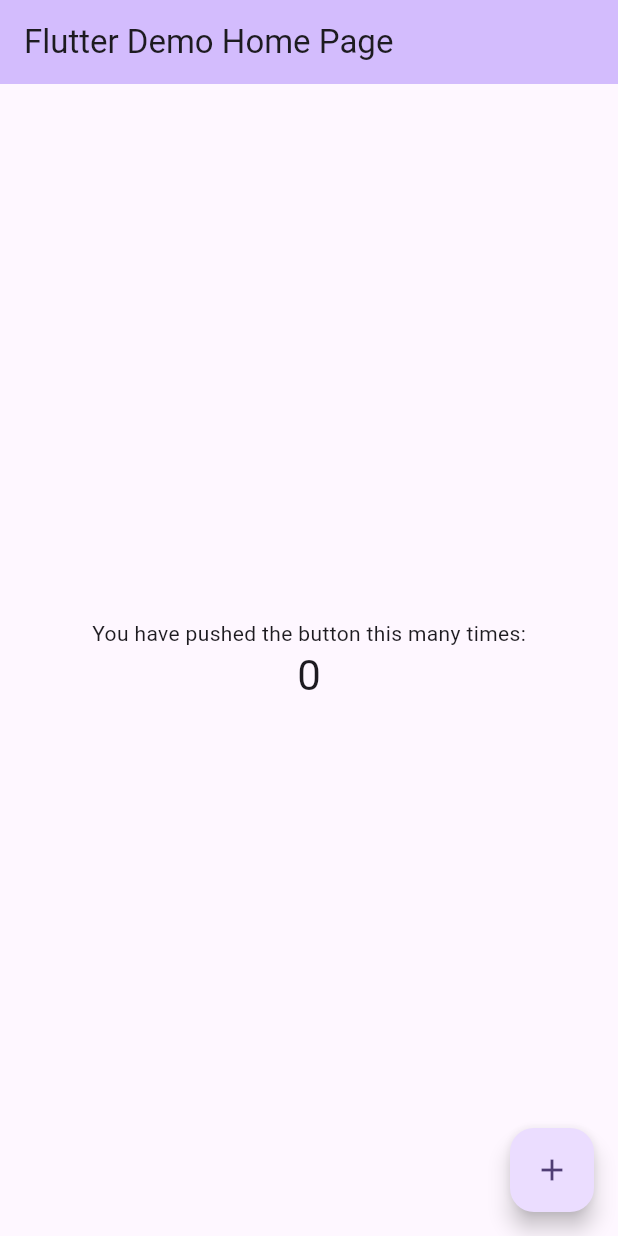
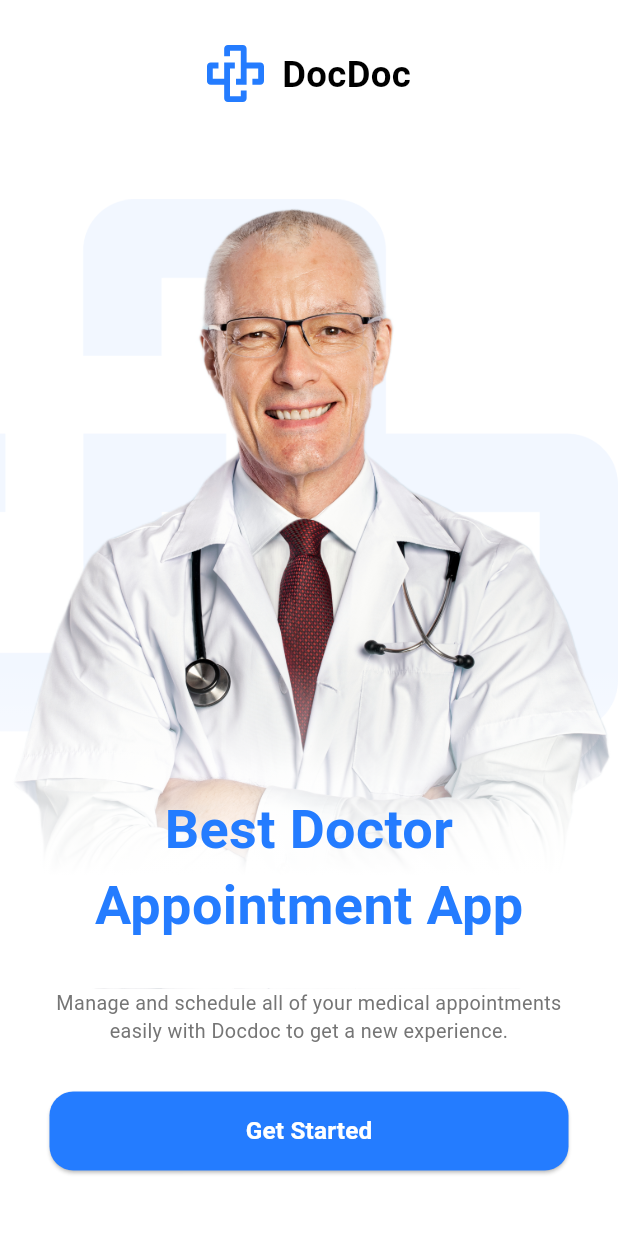
Before and after one commit to AhmedAwadNosir/doc_appointments_app, a Flutter app: the screen it shows after launch, on a phone screen of 412 x 824 dp. Run offline on Flutter 3.47's test engine with Material 3 defaults, Android fonts, the phone set to English and light mode, and no system bars; our stand-ins replace flutter_screenutil, flutter_svg.

Commit message:
-added screen_util and flutter svj packages -added images and svj to my project - add doc_app client file -added routing folder that contain routes file and app router -add theming folder contain fontstyls and colors -added login screen empty screen -added onboarding screen all done

```diff
--- /dev/null
+++ b/devtools_options.yaml
@@ -0,0 +1,3 @@
+description: This file stores settings for Dart & Flutter DevTools.
+documentation: https://docs.flutter.dev/tools/devtools/extensions#configure-extension-enablement-states
+extensions:
--- /dev/null
+++ b/lib/core/helpers/app_images.dart
@@ -0,0 +1,7 @@
+class AppImages {
+  static const String applogo = "assets/svj/doc_app_logo.svg";
+  static const String onboardingDoctorImagee =
+      "assets/images/onbaording_docotor_image.png";
+  static const String onboardingBackgroundLogoWithObacity =
+      "assets/images/onboading_logo_with_opacity.png";
+}
--- /dev/null
+++ b/lib/core/helpers/extintions/navigation.dart
@@ -0,0 +1,25 @@
+import 'package:flutter/material.dart';
+
+extension Navigation on BuildContext {
+  Future<dynamic> pushNamed(String routName, {Object? arguments}) {
+    return Navigator.of(this).pushNamed(routName, arguments: arguments);
+  }
+
+  Future<dynamic> pushReplacementNamed(String routName, {Object? arguments}) {
+    return Navigator.of(
+      this,
+    ).pushReplacementNamed(routName, arguments: arguments);
+  }
+
+  Future<dynamic> pushNamedAndRemoveUntil(
+    String routName, {
+    Object? arguments,
+    required RoutePredicate predicate,
+  }) {
+    return Navigator.of(
+      this,
+    ).pushNamedAndRemoveUntil(routName, predicate, arguments: arguments);
+  }
+
+  void pop() => Navigator.of(this).pop();
+}
--- /dev/null
+++ b/lib/core/routing/app_router.dart
@@ -0,0 +1,24 @@
+import 'package:doc_appointments_app/core/routing/routes.dart';
+import 'package:doc_appointments_app/features/login/ui/login_screen.dart';
+import 'package:doc_appointments_app/features/onboarding/ui/onboarding_screen.dart';
+import 'package:flutter/material.dart';
+
+class AppRouter {
+  Route generateRoute(RouteSettings settings) {
+    switch (settings.name) {
+      case Routes.onBoardingScreen:
+        return MaterialPageRoute(builder: (context) => OnBoardingScreen());
+      case Routes.loginScreen:
+        return MaterialPageRoute(builder: (context) => LoginScreen());
+      case Routes.homeScreen:
+        return MaterialPageRoute(builder: (context) => Placeholder());
+
+      default:
+        return MaterialPageRoute(
+          builder: (context) => Scaffold(
+            body: Center(child: Text("No route defined for ${settings.name}")),
+          ),
+        );
+    }
+  }
+}
--- /dev/null
+++ b/lib/core/routing/routes.dart
@@ -0,0 +1,5 @@
+abstract class Routes {
+  static const String onBoardingScreen = "/onBoardingScreen";
+  static const String loginScreen = "/loginScreen";
+  static const String homeScreen = "/homeScreen";
+}
--- /dev/null
+++ b/lib/core/theming/color_manager.dart
@@ -0,0 +1,6 @@
+import 'dart:ui';
+
+abstract class ColorManager {
+  static const Color primaryColorBlue = Color(0xff247CFF);
+  static const Color secondryColorGrey = Color(0xff757575);
+}
--- /dev/null
+++ b/lib/core/theming/styls.dart
@@ -0,0 +1,37 @@
+import 'package:doc_appointments_app/core/theming/color_manager.dart';
+import 'package:flutter/material.dart';
+import 'package:flutter_screenutil/flutter_screenutil.dart';
+
+abstract class FontStyls {
+  static TextStyle font32MainBlueBold() {
+    return TextStyle(
+      fontSize: 32.sp,
+      fontWeight: FontWeight.bold,
+      color: ColorManager.primaryColorBlue,
+    );
+  }
+
+  static TextStyle font13GreyNormal() {
+    return TextStyle(
+      fontSize: 13.sp,
+      fontWeight: FontWeight.normal,
+      color: ColorManager.secondryColorGrey,
+    );
+  }
+
+  static TextStyle font16Whight600() {
+    return TextStyle(
+      fontSize: 16.sp,
+      fontWeight: FontWeight.w600,
+      color: Colors.white,
+    );
+  }
+
+  static TextStyle font24BlacBold() {
+    return TextStyle(
+      fontSize: 24.sp,
+      fontWeight: FontWeight.bold,
+      color: Colors.black,
+    );
+  }
+}
--- /dev/null
+++ b/lib/doc_app.dart
@@ -0,0 +1,28 @@
+import 'package:doc_appointments_app/core/routing/app_router.dart';
+import 'package:doc_appointments_app/core/routing/routes.dart';
+import 'package:doc_appointments_app/core/theming/color_manager.dart';
+import 'package:flutter/material.dart';
+import 'package:flutter_screenutil/flutter_screenutil.dart';
+
+class DocApp extends StatelessWidget {
+  const DocApp({super.key, required this.appRouter});
+  final AppRouter appRouter;
+  @override
+  Widget build(BuildContext context) {
+    return ScreenUtilInit(
+      designSize: Size(375, 812),
+      minTextAdapt: true,
+      child: MaterialApp(
+        debugShowCheckedModeBanner: false,
+        theme: ThemeData(
+          primaryColor: ColorManager.primaryColorBlue,
+          brightness: Brightness.dark,
+          scaffoldBackgroundColor: Colors.white,
+        ),
+
+        initialRoute: Routes.onBoardingScreen,
+        onGenerateRoute: appRouter.generateRoute,
+      ),
+    );
+  }
+}
--- /dev/null
+++ b/lib/features/login/ui/login_screen.dart
@@ -0,0 +1,25 @@
+import 'package:doc_appointments_app/core/theming/color_manager.dart';
+import 'package:doc_appointments_app/core/theming/styls.dart';
+import 'package:flutter/material.dart';
+
+class LoginScreen extends StatelessWidget {
+  const LoginScreen({super.key});
+
+  @override
+  Widget build(BuildContext context) {
+    return SafeArea(
+      child: Scaffold(
+        appBar: AppBar(
+          title: Text("login Screen"),
+          backgroundColor: ColorManager.primaryColorBlue,
+        ),
+        body: Center(
+          child: Text(
+            "Login screen is active",
+            style: FontStyls.font13GreyNormal(),
+          ),
+        ),
+      ),
+    );
+  }
+}
--- /dev/null
+++ b/lib/features/onboarding/ui/onboarding_screen.dart
@@ -0,0 +1,44 @@
+import 'package:doc_appointments_app/core/theming/styls.dart';
+import 'package:doc_appointments_app/features/onboarding/ui/widgets/app_logo_and_name.dart';
+import 'package:doc_appointments_app/features/onboarding/ui/widgets/get_started_button.dart';
+import 'package:doc_appointments_app/features/onboarding/ui/widgets/onboarding_doctor_image_and_title.dart';
+import 'package:flutter/material.dart';
+import 'package:flutter_screenutil/flutter_screenutil.dart';
+
+class OnBoardingScreen extends StatelessWidget {
+  const OnBoardingScreen({super.key});
+
+  @override
+  Widget build(BuildContext context) {
+    return SafeArea(
+      child: Scaffold(
+        body: Padding(
+          padding: const EdgeInsets.only(top: 30, bottom: 30),
+          child: Column(
+            crossAxisAlignment: CrossAxisAlignment.center,
+            children: [
+              AppLogoAndName(),
+              SizedBox(height: 50.h),
+              OnboardingDoctorImageAndTitle(),
+              // SizedBox(height: 30.h),
+              Padding(
+                padding: const EdgeInsets.symmetric(horizontal: 33),
+                child: Column(
+                  children: [
+                    Text(
+                      "Manage and schedule all of your medical appointments easily with Docdoc to get a new experience.",
+                      textAlign: TextAlign.center,
+                      style: FontStyls.font13GreyNormal(),
+                    ),
+                    SizedBox(height: 30.h),
+                    GetStartedButton(),
+                  ],
+                ),
+              ),
+            ],
+          ),
+        ),
+      ),
+    );
+  }
+}
--- /dev/null
+++ b/lib/features/onboarding/ui/widgets/app_logo_and_name.dart
@@ -0,0 +1,21 @@
+import 'package:doc_appointments_app/core/helpers/app_images.dart';
+import 'package:doc_appointments_app/core/theming/styls.dart';
+import 'package:flutter/material.dart';
+import 'package:flutter_screenutil/flutter_screenutil.dart';
+import 'package:flutter_svg/svg.dart';
+
+class AppLogoAndName extends StatelessWidget {
+  const AppLogoAndName({super.key});
+
+  @override
+  Widget build(BuildContext context) {
+    return Row(
+      mainAxisAlignment: MainAxisAlignment.center,
+      children: [
+        SvgPicture.asset(AppImages.applogo),
+        SizedBox(width: 10.w),
+        Text("DocDoc", style: FontStyls.font24BlacBold()),
+      ],
+    );
+  }
+}
--- /dev/null
+++ b/lib/features/onboarding/ui/widgets/get_started_button.dart
@@ -0,0 +1,27 @@
+import 'package:doc_appointments_app/core/helpers/extintions/navigation.dart';
+import 'package:doc_appointments_app/core/routing/routes.dart';
+import 'package:doc_appointments_app/core/theming/color_manager.dart';
+import 'package:doc_appointments_app/core/theming/styls.dart';
+import 'package:flutter/material.dart';
+import 'package:flutter_screenutil/flutter_screenutil.dart';
+
+class GetStartedButton extends StatelessWidget {
+  const GetStartedButton({super.key});
+
+  @override
+  Widget build(BuildContext context) {
+    return ElevatedButton(
+      onPressed: () {
+        context.pushNamed(Routes.loginScreen);
+      },
+      style: ButtonStyle(
+        backgroundColor: WidgetStatePropertyAll(ColorManager.primaryColorBlue),
+        minimumSize: WidgetStatePropertyAll(Size(double.infinity.w, 52.h)),
+        shape: WidgetStatePropertyAll(
+          RoundedRectangleBorder(borderRadius: BorderRadius.circular(16)),
+        ),
+      ),
+      child: Text("Get Started", style: FontStyls.font16Whight600()),
+    );
+  }
+}
--- /dev/null
+++ b/lib/features/onboarding/ui/widgets/onboarding_doctor_image_and_title.dart
@@ -0,0 +1,36 @@
+import 'package:doc_appointments_app/core/helpers/app_images.dart';
+import 'package:doc_appointments_app/core/theming/styls.dart';
+import 'package:flutter/material.dart';
+
+class OnboardingDoctorImageAndTitle extends StatelessWidget {
+  const OnboardingDoctorImageAndTitle({super.key});
+
+  @override
+  Widget build(BuildContext context) {
+    return Stack(
+      alignment: AlignmentGeometry.center,
+      children: [
+        Image.asset(AppImages.onboardingBackgroundLogoWithObacity),
+        Container(
+          foregroundDecoration: BoxDecoration(
+            gradient: LinearGradient(
+              colors: [Colors.white, Colors.white.withValues(alpha: 0.0)],
+              begin: Alignment.bottomCenter,
+              end: Alignment.topCenter,
+              stops: [0.14, 0.4],
+            ),
+          ),
+          child: Image.asset(AppImages.onboardingDoctorImagee),
+        ),
+        Positioned(
+          bottom: 30,
+          child: Text(
+            "Best Doctor\nAppointment App",
+            textAlign: TextAlign.center,
+            style: FontStyls.font32MainBlueBold().copyWith(fontSize: 36),
+          ),
+        ),
+      ],
+    );
+  }
+}
--- a/lib/main.dart
+++ b/lib/main.dart
@@ -1,122 +1,7 @@
+import 'package:doc_appointments_app/core/routing/app_router.dart';
+import 'package:doc_appointments_app/doc_app.dart';
 import 'package:flutter/material.dart';
 
 void main() {
-  runApp(const MyApp());
+  runApp(DocApp(appRouter: AppRouter()));
 }
-
-class MyApp extends StatelessWidget {
-  const MyApp({super.key});
-
-  // This widget is the root of your application.
-  @override
-  Widget build(BuildContext context) {
-    return MaterialApp(
-      title: 'Flutter Demo',
-      theme: ThemeData(
-        // This is the theme of your application.
-        //
-        // TRY THIS: Try running your application with "flutter run". You'll see
-        // the application has a purple toolbar. Then, without quitting the app,
-        // try changing the seedColor in the colorScheme below to Colors.green
-        // and then invoke "hot reload" (save your changes or press the "hot
-        // reload" button in a Flutter-supported IDE, or press "r" if you used
-        // the command line to start the app).
-        //
-        // Notice that the counter didn't reset back to zero; the application
-        // state is not lost during the reload. To reset the state, use hot
-        // restart instead.
-        //
-        // This works for code too, not just values: Most code changes can be
-        // tested with just a hot reload.
-        colorScheme: .fromSeed(seedColor: Colors.deepPurple),
-      ),
-      home: const MyHomePage(title: 'Flutter Demo Home Page'),
-    );
-  }
-}
-
-class MyHomePage extends StatefulWidget {
-  const MyHomePage({super.key, required this.title});
-
-  // This widget is the home page of your application. It is stateful, meaning
-  // that it has a State object (defined below) that contains fields that affect
-  // how it looks.
-
-  // This class is the configuration for the state. It holds the values (in this
-  // case the title) provided by the parent (in this case the App widget) and
-  // used by the build method of the State. Fields in a Widget subclass are
-  // always marked "final".
-
-  final String title;
-
-  @override
-  State<MyHomePage> createState() => _MyHomePageState();
-}
-
-class _MyHomePageState extends State<MyHomePage> {
-  int _counter = 0;
-
-  void _incrementCounter() {
-    setState(() {
-      // This call to setState tells the Flutter framework that something has
-      // changed in this State, which causes it to rerun the build method below
-      // so that the display can reflect the updated values. If we changed
-      // _counter without calling setState(), then the build method would not be
-      // called again, and so nothing would appear to happen.
-      _counter++;
-    });
-  }
-
-  @override
-  Widget build(BuildContext context) {
-    // This method is rerun every time setState is called, for instance as done
-    // by the _incrementCounter method above.
-    //
-    // The Flutter framework has been optimized to make rerunning build methods
-    // fast, so that you can just rebuild anything that needs updating rather
-    // than having to individually change instances of widgets.
-    return Scaffold(
-      appBar: AppBar(
-        // TRY THIS: Try changing the color here to a specific color (to
-        // Colors.amber, perhaps?) and trigger a hot reload to see the AppBar
-        // change color while the other colors stay the same.
-        backgroundColor: Theme.of(context).colorScheme.inversePrimary,
-        // Here we take the value from the MyHomePage object that was created by
-        // the App.build method, and use it to set our appbar title.
-        title: Text(widget.title),
-      ),
-      body: Center(
-        // Center is a layout widget. It takes a single child and positions it
-        // in the middle of the parent.
-        child: Column(
-          // Column is also a layout widget. It takes a list of children and
-          // arranges them vertically. By default, it sizes itself to fit its
-          // children horizontally, and tries to be as tall as its parent.
-          //
-          // Column has various properties to control how it sizes itself and
-          // how it positions its children. Here we use mainAxisAlignment to
-          // center the children vertically; the main axis here is the vertical
-          // axis because Columns are vertical (the cross axis would be
-          // horizontal).
-          //
-          // TRY THIS: Invoke "debug painting" (choose the "Toggle Debug Paint"
-          // action in the IDE, or press "p" in the console), to see the
-          // wireframe for each widget.
-          mainAxisAlignment: .center,
-          children: [
-            const Text('You have pushed the button this many times:'),
-            Text(
-              '$_counter',
-              style: Theme.of(context).textTheme.headlineMedium,
-            ),
-          ],
-        ),
-      ),
-      floatingActionButton: FloatingActionButton(
-        onPressed: _incrementCounter,
-        tooltip: 'Increment',
-        child: const Icon(Icons.add),
-      ),
-    );
-  }
-}
```
Also changed, not shown: pubspec.yaml (+22 -12 lines), assets/images/onbaording_docotor_image.png (added), assets/images/onboading_logo_with_opacity.png (added), assets/svj/doc_app_logo.svg (added), pubspec.lock, 1 other file.
